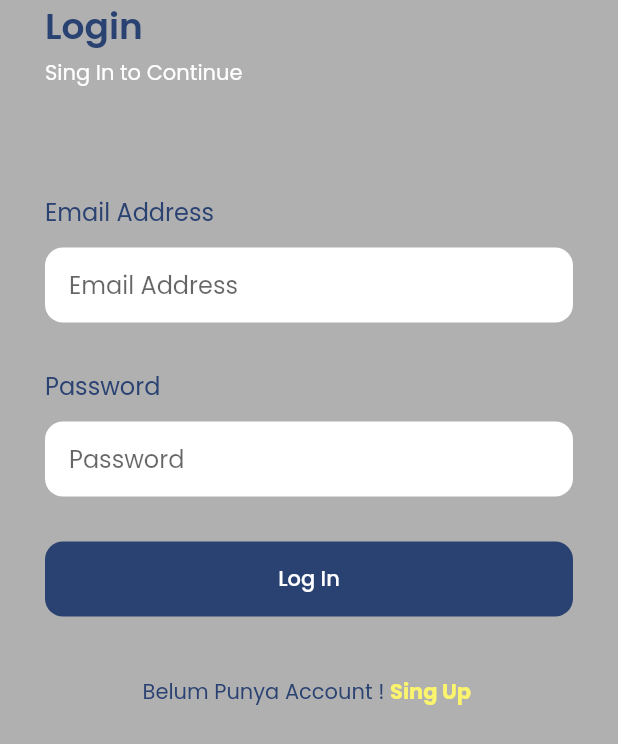
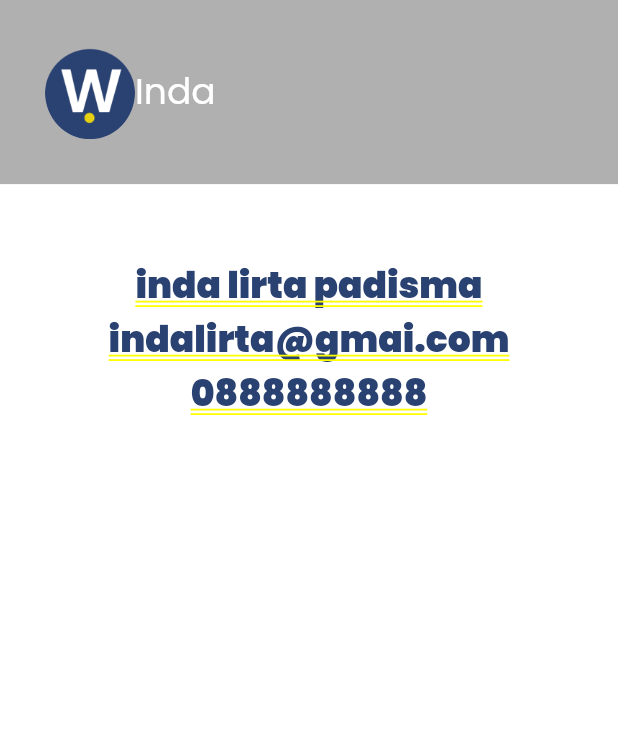
Before and after one commit to lirta/project_app, a Flutter app: the screen it shows after launch, after a tap on "Log In", on a phone screen of 412 x 824 dp. Shown: the top 744 px of the screen. Run offline on Flutter 3.47's test engine with Material 2 defaults, Android fonts, the phone set to English and light mode, and no system bars; our stand-ins replace google_fonts; accounts and stored records are empty.

Commit message:
halaman profile

```diff
--- a/lib/main.dart
+++ b/lib/main.dart
@@ -1,7 +1,10 @@
 import 'package:flutter/material.dart';
+import 'package:my_first/pages/profile_page.dart';
 import 'package:my_first/pages/splash_page.dart';
 import 'package:my_first/pages/login_page.dart';
 import 'package:my_first/pages/sing_up_page.dart';
+import 'package:my_first/provider/auth_provider.dart';
+import 'package:provider/provider.dart';
 
 void main() {
   runApp(MyApp());
@@ -11,13 +14,17 @@ class MyApp extends StatelessWidget {
   // This widget is the root of your application.
   @override
   Widget build(BuildContext context) {
-    return MaterialApp(
-      debugShowCheckedModeBanner: false,
-      routes:{
-        '/':(context) => SplashPage(),
-        '/log-in': (context) =>LoginPage(),
-        '/sing-up': (context) =>SingupPage(),
-      },
+    return MultiProvider(
+      providers: [ChangeNotifierProvider(create: (context) => AuthProvider())],
+      child: MaterialApp(
+        debugShowCheckedModeBanner: false,
+        routes: {
+          '/': (context) => SplashPage(),
+          '/log-in': (context) => LoginPage(),
+          '/sing-up': (context) => SingupPage(),
+          '/profile': (context) => ProfilePage(),
+        },
+      ),
     );
   }
 }
--- /dev/null
+++ b/lib/model/user_model.dart
@@ -0,0 +1,26 @@
+import 'package:flutter/material.dart';
+
+class UserModel {
+  int id;
+  String name;
+  String email;
+  String username;
+
+  UserModel({this.id, this.name, this.username, this.email});
+
+  UserModel.fromJson(Map<String, dynamic> json) {
+    id = json['id'];
+    name = json['name'];
+    email = json['email'];
+    username = json['username'];
+  }
+
+  Map<String, dynamic> toJson() {
+    return {
+      'id': id,
+      'name': name,
+      'email': email,
+      'username': username,
+    };
+  }
+}
--- a/lib/pages/login_page.dart
+++ b/lib/pages/login_page.dart
@@ -111,7 +111,9 @@ class LoginPage extends StatelessWidget {
         width: double.infinity,
         margin: EdgeInsets.only(top: 30),
         child: TextButton(
-          onPressed: () {},
+          onPressed: () {
+            Navigator.pushNamed(context, '/profile');
+          },
           style: TextButton.styleFrom(
               backgroundColor: blueColor,
               shape: RoundedRectangleBorder(
--- /dev/null
+++ b/lib/pages/profile_page.dart
@@ -0,0 +1,79 @@
+import 'package:flutter/material.dart';
+import 'package:my_first/theme.dart';
+
+class ProfilePage extends StatelessWidget {
+  @override
+  Widget build(BuildContext context) {
+    Widget header() {
+      return AppBar(
+        backgroundColor: primaryColor,
+        automaticallyImplyLeading: false,
+        elevation: 0,
+        flexibleSpace: SafeArea(
+            child: Container(
+          padding: EdgeInsets.all(defaultMargin),
+          child: Row(
+            children: [
+              ClipOval(
+                child: Image.asset(
+                  'assets/Logo2.png',
+                  width: 60,
+                ),
+              ),
+              Expanded(
+                  child: Column(
+                crossAxisAlignment: CrossAxisAlignment.start,
+                children: [
+                  Text(
+                    'Inda',
+                    style: wTextStyle.copyWith(fontSize: 24),
+                  )
+                ],
+              ))
+            ],
+          ),
+        )),
+      );
+    }
+
+    Widget conten() {
+      return Expanded(
+          child: Container(
+        // padding: EdgeInsets.all(defaultMargin),
+        width: double.infinity,
+        decoration: BoxDecoration(color: whiteColor),
+        child: Column(
+          children: [
+            SizedBox(
+              height: 50,
+            ),
+            Text(
+              'inda lirta padisma',
+              style: bTextStyle.copyWith(fontSize: 24),
+            ),
+            Text(
+              'indalirta@gmai.com',
+              style: bTextStyle.copyWith(fontSize: 24),
+            ),
+            Text(
+              '0888888888',
+              style: bTextStyle.copyWith(fontSize: 24),
+            ),
+          ],
+        ),
+      ));
+    }
+
+    Widget edit() {
+      return Expanded(
+          child: Container(
+        width: double.infinity,
+        decoration: BoxDecoration(),
+      ));
+    }
+
+    return Column(
+      children: [header(), conten(), edit()],
+    );
+  }
+}
--- a/pubspec.yaml
+++ b/pubspec.yaml
@@ -18,7 +18,7 @@ publish_to: 'none' # Remove this line if you wish to publish to pub.dev
 version: 1.0.0+1
 
 environment:
-  sdk: ">=2.12.0 <3.0.0"
+  sdk: ">=2.7.0 <3.0.0"
 
 dependencies:
   flutter:
@@ -29,6 +29,8 @@ dependencies:
   # Use with the CupertinoIcons class for iOS style icons.
   cupertino_icons: ^1.0.2
   google_fonts: ^2.1.0
+  http: ^0.13.3
+  provider: ^4.3.3
 
 dev_dependencies:
   flutter_test:
```
Also changed, not shown: lib/pages/sing_up_page.dart (+36 -11 lines), lib/provider/auth_provider.dart (added, +26 -0 lines), lib/services/auth_services.dart (added, +42 -0 lines), pubspec.lock.
